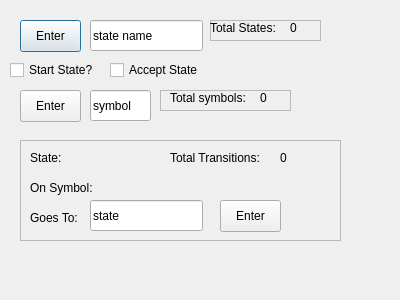
This is FiniteStateMachinesApp/dfadialog.ui in noah2734/FiniteStateMachines as Qt 5 draws it before an edit. The edited form follows.
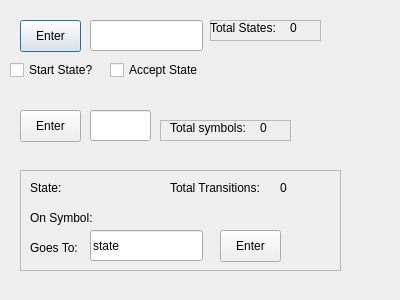
This is the edited form.

```diff
--- a/FiniteStateMachinesApp/dfadialog.ui
+++ b/FiniteStateMachinesApp/dfadialog.ui
@@ -23,7 +23,7 @@
     </rect>
    </property>
    <property name="text">
-    <string>state name</string>
+    <string/>
    </property>
   </widget>
   <widget class="QCheckBox" name="StartCheckBox">
@@ -111,20 +111,20 @@
    <property name="geometry">
     <rect>
      <x>90</x>
-     <y>90</y>
+     <y>110</y>
      <width>61</width>
      <height>31</height>
     </rect>
    </property>
    <property name="text">
-    <string>symbol</string>
+    <string/>
    </property>
   </widget>
   <widget class="QPushButton" name="EnterSymBtn">
    <property name="geometry">
     <rect>
      <x>20</x>
-     <y>90</y>
+     <y>110</y>
      <width>61</width>
      <height>32</height>
     </rect>
@@ -137,7 +137,7 @@
    <property name="geometry">
     <rect>
      <x>160</x>
-     <y>90</y>
+     <y>120</y>
      <width>131</width>
      <height>21</height>
     </rect>
@@ -179,7 +179,7 @@
    <property name="geometry">
     <rect>
      <x>20</x>
-     <y>140</y>
+     <y>170</y>
      <width>321</width>
      <height>101</height>
     </rect>
@@ -232,7 +232,7 @@
    <widget class="QLabel" name="OnSymbolLbl">
     <property name="geometry">
      <rect>
-      <x>80</x>
+      <x>90</x>
       <y>40</y>
       <width>41</width>
       <height>16</height>
@@ -308,6 +308,24 @@
     </property>
    </widget>
   </widget>
+  <widget class="QLabel" name="startStateErrorLbl">
+   <property name="geometry">
+    <rect>
+     <x>30</x>
+     <y>80</y>
+     <width>291</width>
+     <height>31</height>
+    </rect>
+   </property>
+   <property name="font">
+    <font>
+     <family>Academy Engraved LET</family>
+    </font>
+   </property>
+   <property name="text">
+    <string/>
+   </property>
+  </widget>
  </widget>
  <resources/>
  <connections/>
```
Left out of the diff: 8 changed lines with no effect on the pictures.
